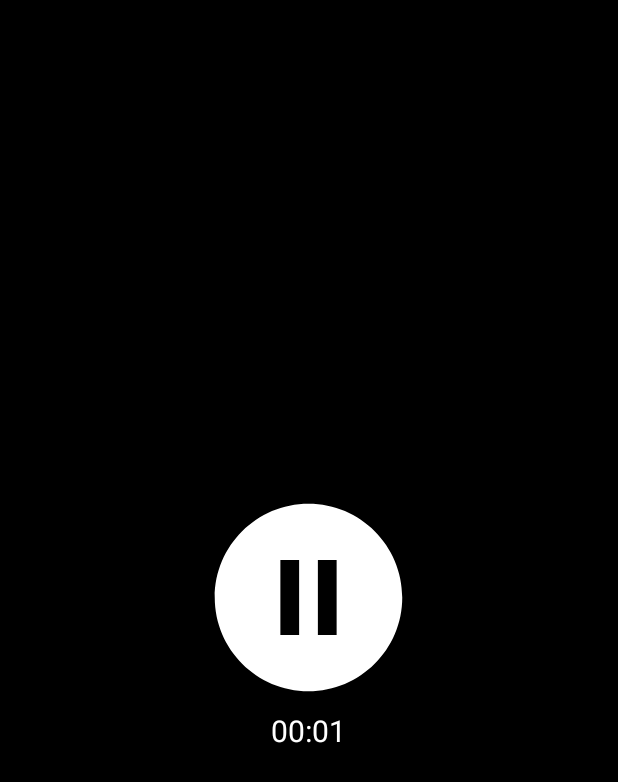
After one commit to byewall/Team6_AD_mobile, an Android app: the RecordActivity screen opened directly, with no data from a screen before it, on a phone screen of 412 x 824 dp. The commit adds this screen. Shown: the top 782 px of the screen. Run offline under Robolectric (Android 15) with nearby library versions, the phone set to English and light mode, and no system bars; network calls fail.

Commit message:
chronometer + recorder (no logs yet)

```diff
--- a/app/src/main/AndroidManifest.xml
+++ b/app/src/main/AndroidManifest.xml
@@ -1,8 +1,10 @@
 <?xml version="1.0" encoding="utf-8"?>
 <manifest xmlns:android="http://schemas.android.com/apk/res/android"
     xmlns:tools="http://schemas.android.com/tools">
+
     <uses-permission android:name="android.permission.INTERNET" />
     <uses-permission android:name="android.permission.ACCESS_NETWORK_STATE" />
+    <uses-permission android:name="android.permission.RECORD_AUDIO" />
 
     <application
         android:allowBackup="true"
@@ -14,6 +16,9 @@
         android:supportsRtl="true"
         android:theme="@style/Theme.AD_SpotifyClone"
         tools:targetApi="31">
+        <activity
+            android:name=".RecordActivity"
+            android:exported="false" />
         <activity
             android:name=".SearchActivity"
             android:exported="false" />
--- /dev/null
+++ b/app/src/main/java/com/example/ad_spotifyclone/RecordActivity.java
@@ -0,0 +1,82 @@
+package com.example.ad_spotifyclone;
+
+import androidx.appcompat.app.AppCompatActivity;
+
+import android.content.Context;
+import android.media.MediaRecorder;
+import android.os.Bundle;
+import android.os.SystemClock;
+import android.view.View;
+import android.widget.Chronometer;
+import android.widget.ImageButton;
+
+import java.io.IOException;
+
+public class RecordActivity extends AppCompatActivity {
+    private MediaRecorder recorder;
+    private Chronometer chronometer;
+    private ImageButton stopBtn;
+    private boolean isRecording = true;
+    @Override
+    protected void onCreate(Bundle savedInstanceState) {
+        super.onCreate(savedInstanceState);
+        setContentView(R.layout.activity_record);
+
+        chronometer = findViewById(R.id.chronometer);
+        chronometer.start();
+
+        startRecording();
+
+        stopBtn = findViewById(R.id.stopBtn);
+        stopBtn.setOnClickListener(new View.OnClickListener() {
+            @Override
+            public void onClick(View view) {
+                if (isRecording) {
+                    stopRecording();
+                    chronometer.stop();
+                    stopBtn.setImageResource(R.drawable.ic_start);
+                    isRecording = false;
+                } else {
+                    startRecording();
+                    chronometer.setBase(SystemClock.elapsedRealtime());
+                    chronometer.start();
+                    stopBtn.setImageResource(R.drawable.ic_stop);
+                    isRecording = true;
+                }
+            }
+        });
+
+    }
+
+    private void startRecording() {
+        recorder = new MediaRecorder(getBaseContext());
+        recorder.setAudioSource(MediaRecorder.AudioSource.MIC);
+        recorder.setOutputFormat(MediaRecorder.OutputFormat.THREE_GPP);
+        recorder.setAudioEncoder(MediaRecorder.AudioEncoder.AMR_NB);
+        recorder.setOutputFile(getExternalCacheDir().getAbsolutePath() + "/audiorecordtest.3gp");
+
+        try {
+            recorder.prepare();
+        } catch (IOException e) {
+            e.printStackTrace();
+        }
+        recorder.start();
+    }
+
+    private void stopRecording() {
+        recorder.stop();
+        recorder.release();
+        recorder = null;
+    }
+
+    @Override
+    protected void onDestroy() {
+        super.onDestroy();
+        if (recorder != null) {
+            recorder.release();
+            recorder = null;
+        }
+        chronometer.stop();
+    }
+
+}
--- /dev/null
+++ b/app/src/main/res/drawable/ic_recording.xml
@@ -0,0 +1,5 @@
+<vector android:height="32dp" android:tint="#FFFFFF"
+    android:viewportHeight="24" android:viewportWidth="24"
+    android:width="32dp" xmlns:android="http://schemas.android.com/apk/res/android">
+    <path android:fillColor="@android:color/white" android:pathData="M12,14c1.66,0 2.99,-1.34 2.99,-3L15,5c0,-1.66 -1.34,-3 -3,-3S9,3.34 9,5v6c0,1.66 1.34,3 3,3zM17.3,11c0,3 -2.54,5.1 -5.3,5.1S6.7,14 6.7,11L5,11c0,3.41 2.72,6.23 6,6.72L11,21h2v-3.28c3.28,-0.48 6,-3.3 6,-6.72h-1.7z"/>
+</vector>
--- /dev/null
+++ b/app/src/main/res/drawable/ic_start.xml
@@ -0,0 +1,5 @@
+<vector android:height="150dp" android:tint="#FFFFFF"
+    android:viewportHeight="24" android:viewportWidth="24"
+    android:width="150dp" xmlns:android="http://schemas.android.com/apk/res/android">
+    <path android:fillColor="@android:color/white" android:pathData="M12,2C6.48,2 2,6.48 2,12s4.48,10 10,10s10,-4.48 10,-10S17.52,2 12,2zM9.5,16.5v-9l7,4.5L9.5,16.5z"/>
+</vector>
--- /dev/null
+++ b/app/src/main/res/drawable/ic_stop.xml
@@ -0,0 +1,5 @@
+<vector android:height="150dp" android:tint="#FFFFFF"
+    android:viewportHeight="24" android:viewportWidth="24"
+    android:width="150dp" xmlns:android="http://schemas.android.com/apk/res/android">
+    <path android:fillColor="@android:color/white" android:pathData="M12,2C6.48,2 2,6.48 2,12s4.48,10 10,10s10,-4.48 10,-10S17.52,2 12,2zM11,16H9V8h2V16zM15,16h-2V8h2V16z"/>
+</vector>
--- /dev/null
+++ b/app/src/main/res/layout/activity_record.xml
@@ -0,0 +1,26 @@
+<?xml version="1.0" encoding="utf-8"?>
+<LinearLayout xmlns:android="http://schemas.android.com/apk/res/android"
+    android:layout_width="match_parent"
+    android:layout_height="match_parent"
+    xmlns:tools="http://schemas.android.com/tools"
+    android:background="@color/black"
+    android:orientation="vertical"
+    android:gravity="center"
+    tools:context=".RecordActivity">
+
+    <ImageButton
+        android:id="@+id/stopBtn"
+        android:layout_gravity="center"
+        android:layout_width="wrap_content"
+        android:layout_height="wrap_content"
+        android:src="@drawable/ic_stop"
+        android:background="@android:color/transparent"/>
+    <Chronometer
+        android:id="@+id/chronometer"
+        android:layout_gravity="center"
+        android:layout_width="wrap_content"
+        android:layout_height="wrap_content"
+        android:textColor="@color/white"
+        android:textSize="20dp"/>
+
+</LinearLayout>
```
Also changed, not shown: app/src/main/java/com/example/ad_spotifyclone/MainActivity.java (+44 -2 lines), app/src/main/res/layout/activity_main.xml (+15 -1 lines).
